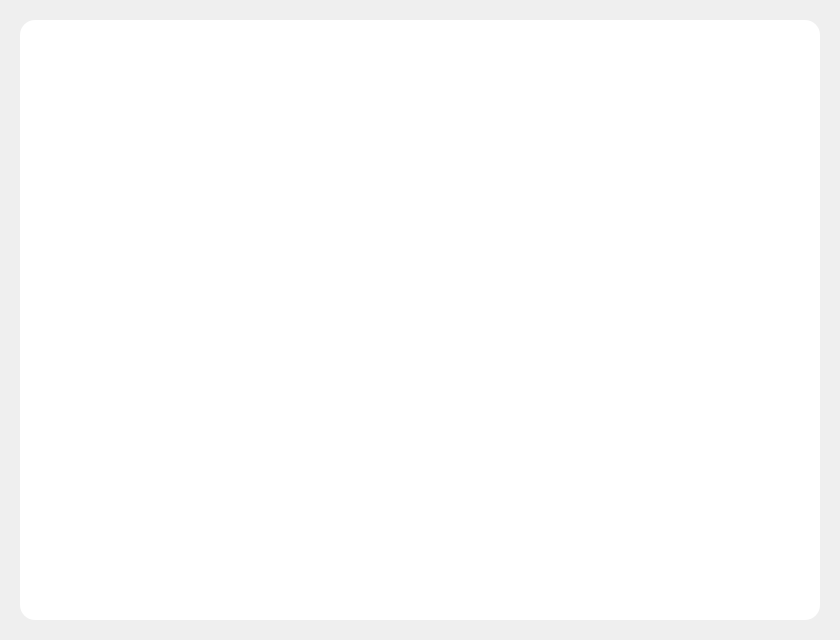
Old version of the form Client/widget.ui in the repository duangxin/EZChat.
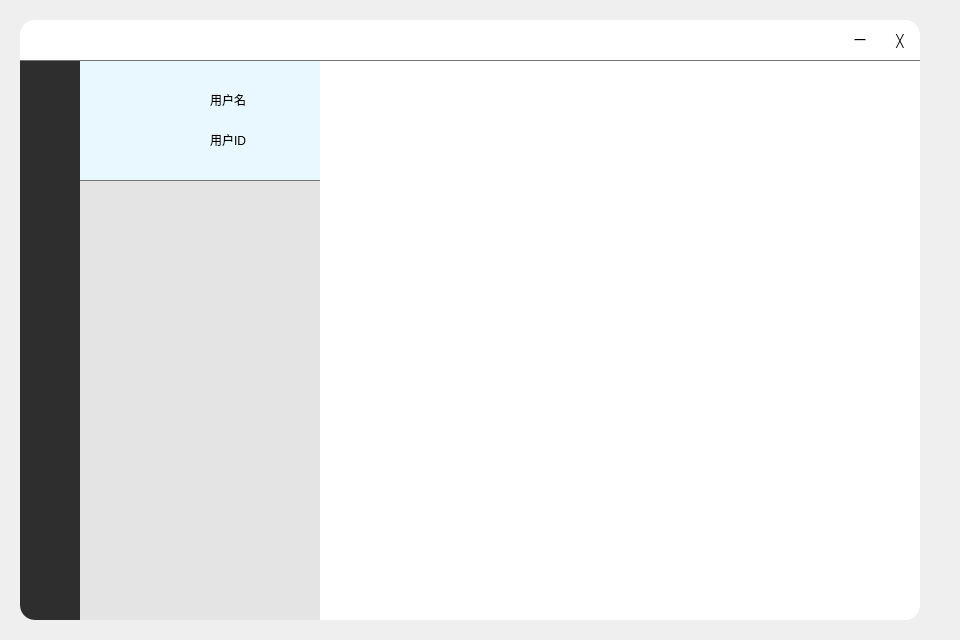
New version of the form. Icons and pictures are not drawn.

Commit message: 界面收尾，button增加

```diff
--- a/Client/widget.ui
+++ b/Client/widget.ui
@@ -6,19 +6,19 @@
    <rect>
     <x>0</x>
     <y>0</y>
-    <width>840</width>
+    <width>960</width>
     <height>640</height>
    </rect>
   </property>
   <property name="minimumSize">
    <size>
-    <width>840</width>
+    <width>960</width>
     <height>640</height>
    </size>
   </property>
   <property name="maximumSize">
    <size>
-    <width>840</width>
+    <width>960</width>
     <height>640</height>
    </size>
   </property>
@@ -29,17 +29,367 @@
    <string notr="true">QWidget#centralwidget{
 background-color: rgb(255, 255, 255);
 border-radius:15px;
-}</string>
+}
+QToolButton#closeButton,QToolButton#minimizeButton{
+color:rgb(0,0,0);
+border-style:none;
+}
+QToolButton#closeButton::hover{
+color:rgb(255,255,255);
+background-color: rgba(255, 56, 56, 150);
+border-top-right-radius:15px;
+}
+QToolButton#minimizeButton::hover{
+border-style:none;
+color:rgb(0,0,0);
+background-color: rgba(203, 203, 203, 150);
+}
+</string>
   </property>
   <widget class="QWidget" name="centralwidget" native="true">
    <property name="geometry">
     <rect>
      <x>20</x>
      <y>20</y>
-     <width>800</width>
+     <width>900</width>
      <height>600</height>
     </rect>
    </property>
+   <widget class="QLabel" name="label">
+    <property name="geometry">
+     <rect>
+      <x>0</x>
+      <y>0</y>
+      <width>40</width>
+      <height>40</height>
+     </rect>
+    </property>
+    <property name="text">
+     <string/>
+    </property>
+    <property name="pixmap">
+     <pixmap resource="GUI/resources.qrc">:/img/logonbg.ico</pixmap>
+    </property>
+   </widget>
+   <widget class="QToolButton" name="closeButton">
+    <property name="geometry">
+     <rect>
+      <x>860</x>
+      <y>0</y>
+      <width>40</width>
+      <height>40</height>
+     </rect>
+    </property>
+    <property name="text">
+     <string>╳</string>
+    </property>
+    <property name="iconSize">
+     <size>
+      <width>20</width>
+      <height>20</height>
+     </size>
+    </property>
+   </widget>
+   <widget class="QFrame" name="funcFrame">
+    <property name="geometry">
+     <rect>
+      <x>0</x>
+      <y>40</y>
+      <width>60</width>
+      <height>560</height>
+     </rect>
+    </property>
+    <property name="styleSheet">
+     <string notr="true">QFrame#funcFrame{
+border:none;
+background-color:rgb(46, 46, 46);
+border-top:1px solid rgb(116, 116, 116);
+border-bottom-left-radius:15px;
+}
+QToolButton#addFriendBT{
+background-color:rgb(46, 46, 46);
+}</string>
+    </property>
+    <property name="frameShape">
+     <enum>QFrame::Shape::StyledPanel</enum>
+    </property>
+    <property name="frameShadow">
+     <enum>QFrame::Shadow::Raised</enum>
+    </property>
+    <widget class="QToolButton" name="addFriendBT">
+     <property name="geometry">
+      <rect>
+       <x>10</x>
+       <y>185</y>
+       <width>40</width>
+       <height>40</height>
+      </rect>
+     </property>
+     <property name="toolTip">
+      <string>添加好友</string>
+     </property>
+     <property name="autoFillBackground">
+      <bool>false</bool>
+     </property>
+     <property name="styleSheet">
+      <string notr="true">QToolButton {
+	background-color:rgb(46, 46, 46);
+    border: none;
+   image: url(:/img/addFriends.png)
+}
+
+QToolButton:hover {
+	background-color:rgb(158, 158, 158);
+	border-radius:3px;
+}
+QToolButton:pressed {
+    image: url(:/img/pressed-addFriends.png)  /*点击时的图片 */
+}
+</string>
+     </property>
+     <property name="text">
+      <string/>
+     </property>
+     <property name="iconSize">
+      <size>
+       <width>40</width>
+       <height>40</height>
+      </size>
+     </property>
+     <property name="checkable">
+      <bool>true</bool>
+     </property>
+    </widget>
+    <widget class="QToolButton" name="chatListBT">
+     <property name="geometry">
+      <rect>
+       <x>10</x>
+       <y>110</y>
+       <width>40</width>
+       <height>40</height>
+      </rect>
+     </property>
+     <property name="toolTip">
+      <string>聊天列表</string>
+     </property>
+     <property name="styleSheet">
+      <string notr="true">QToolButton {
+	background-color:rgb(46, 46, 46);
+    border: none;
+}
+
+QToolButton:hover{
+	background-color:rgb(158, 158, 158);
+	border-radius:3px;
+}
+
+QToolButton:checked {
+	background-color:rgb(223, 223, 223);
+	border-radius:3px;
+}
+</string>
+     </property>
+     <property name="text">
+      <string/>
+     </property>
+     <property name="icon">
+      <iconset resource="GUI/resources.qrc">
+       <normaloff>:/img/chatList.png</normaloff>:/img/chatList.png</iconset>
+     </property>
+     <property name="iconSize">
+      <size>
+       <width>35</width>
+       <height>35</height>
+      </size>
+     </property>
+     <property name="checkable">
+      <bool>true</bool>
+     </property>
+    </widget>
+    <widget class="QToolButton" name="friendsListBT">
+     <property name="geometry">
+      <rect>
+       <x>10</x>
+       <y>35</y>
+       <width>40</width>
+       <height>40</height>
+      </rect>
+     </property>
+     <property name="toolTip">
+      <string>好友列表</string>
+     </property>
+     <property name="styleSheet">
+      <string notr="true">QToolButton {
+	background-color:rgb(46, 46, 46);
+    border: none;
+}
+
+QToolButton:hover{
+	background-color:rgb(158, 158, 158);
+	border-radius:3px;
+}
+
+QToolButton:checked {
+	background-color:rgb(223, 223, 223);
+	border-radius:3px;
+}
+</string>
+     </property>
+     <property name="text">
+      <string/>
+     </property>
+     <property name="icon">
+      <iconset resource="GUI/resources.qrc">
+       <normaloff>:/img/friendsList.png</normaloff>:/img/friendsList.png</iconset>
+     </property>
+     <property name="iconSize">
+      <size>
+       <width>35</width>
+       <height>35</height>
+      </size>
+     </property>
+     <property name="checkable">
+      <bool>true</bool>
+     </property>
+    </widget>
+   </widget>
+   <widget class="QFrame" name="listFrame">
+    <property name="geometry">
+     <rect>
+      <x>60</x>
+      <y>160</y>
+      <width>240</width>
+      <height>440</height>
+     </rect>
+    </property>
+    <property name="styleSheet">
+     <string notr="true">QFrame#listFrame{
+border:none;
+background-color:rgb(229, 228, 228);
+border-top:1px solid rgb(116, 116, 116);
+}</string>
+    </property>
+    <property name="frameShape">
+     <enum>QFrame::Shape::StyledPanel</enum>
+    </property>
+    <property name="frameShadow">
+     <enum>QFrame::Shadow::Raised</enum>
+    </property>
+   </widget>
+   <widget class="QFrame" name="dialogFrame">
+    <property name="geometry">
+     <rect>
+      <x>300</x>
+      <y>40</y>
+      <width>600</width>
+      <height>560</height>
+     </rect>
+    </property>
+    <property name="styleSheet">
+     <string notr="true">QFrame{
+	border:none;
+	border-top:1px solid rgb(116, 116, 116);
+}</string>
+    </property>
+    <property name="frameShape">
+     <enum>QFrame::Shape::StyledPanel</enum>
+    </property>
+    <property name="frameShadow">
+     <enum>QFrame::Shadow::Raised</enum>
+    </property>
+   </widget>
+   <widget class="QToolButton" name="minimizeButton">
+    <property name="geometry">
+     <rect>
+      <x>820</x>
+      <y>0</y>
+      <width>40</width>
+      <height>40</height>
+     </rect>
+    </property>
+    <property name="text">
+     <string>一</string>
+    </property>
+   </widget>
+   <widget class="QFrame" name="infoFrame">
+    <property name="geometry">
+     <rect>
+      <x>60</x>
+      <y>40</y>
+      <width>240</width>
+      <height>120</height>
+     </rect>
+    </property>
+    <property name="styleSheet">
+     <string notr="true">QFrame#infoFrame{
+border:none;
+background-color:rgb(233, 248, 255);
+border-top:1px solid rgb(116, 116, 116);
+}</string>
+    </property>
+    <property name="frameShape">
+     <enum>QFrame::Shape::StyledPanel</enum>
+    </property>
+    <property name="frameShadow">
+     <enum>QFrame::Shadow::Raised</enum>
+    </property>
+    <widget class="QToolButton" name="avatarBT">
+     <property name="geometry">
+      <rect>
+       <x>20</x>
+       <y>20</y>
+       <width>80</width>
+       <height>80</height>
+      </rect>
+     </property>
+     <property name="styleSheet">
+      <string notr="true">QToolButton {
+    border: none;
+	border-radius:3px;
+}
+</string>
+     </property>
+     <property name="text">
+      <string/>
+     </property>
+     <property name="icon">
+      <iconset resource="GUI/resources.qrc">
+       <normaloff>:/img/logo.png</normaloff>:/img/logo.png</iconset>
+     </property>
+     <property name="iconSize">
+      <size>
+       <width>80</width>
+       <height>80</height>
+      </size>
+     </property>
+    </widget>
+    <widget class="QLabel" name="nameLabel">
+     <property name="geometry">
+      <rect>
+       <x>130</x>
+       <y>30</y>
+       <width>69</width>
+       <height>19</height>
+      </rect>
+     </property>
+     <property name="text">
+      <string>用户名</string>
+     </property>
+    </widget>
+    <widget class="QLabel" name="idLabel">
+     <property name="geometry">
+      <rect>
+       <x>130</x>
+       <y>70</y>
+       <width>69</width>
+       <height>19</height>
+      </rect>
+     </property>
+     <property name="text">
+      <string>用户ID</string>
+     </property>
+    </widget>
+   </widget>
   </widget>
  </widget>
  <resources/>
```
Left out of the diff: 4 changed lines with no effect on the pictures. The commit also changes 12 other files.
